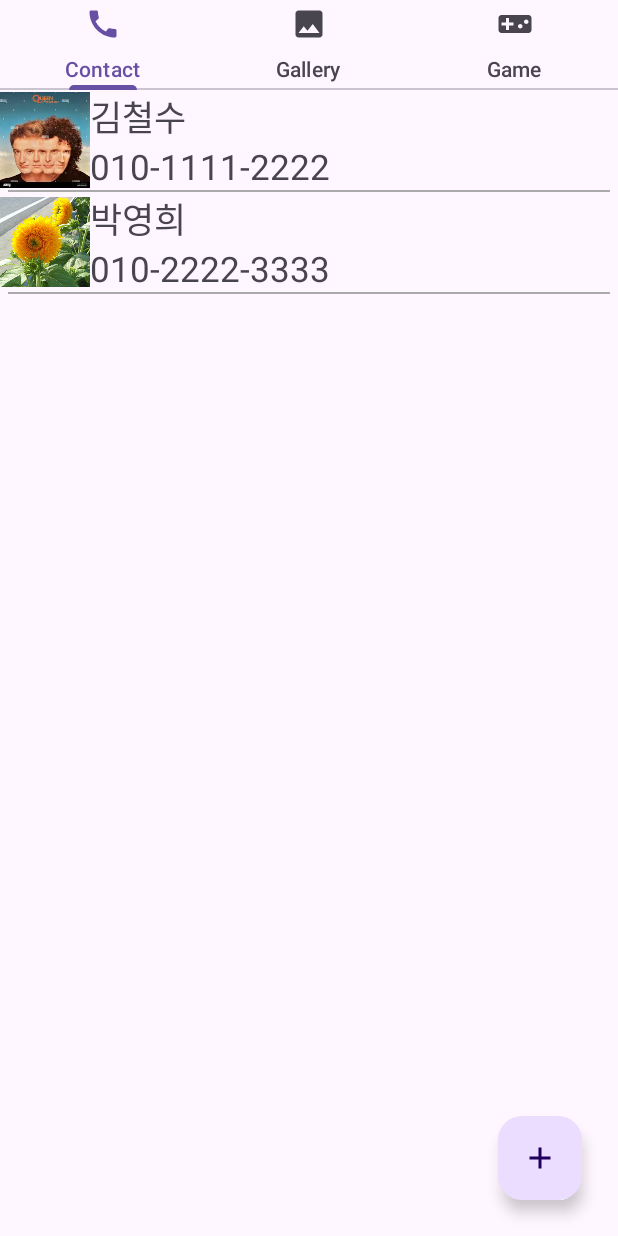
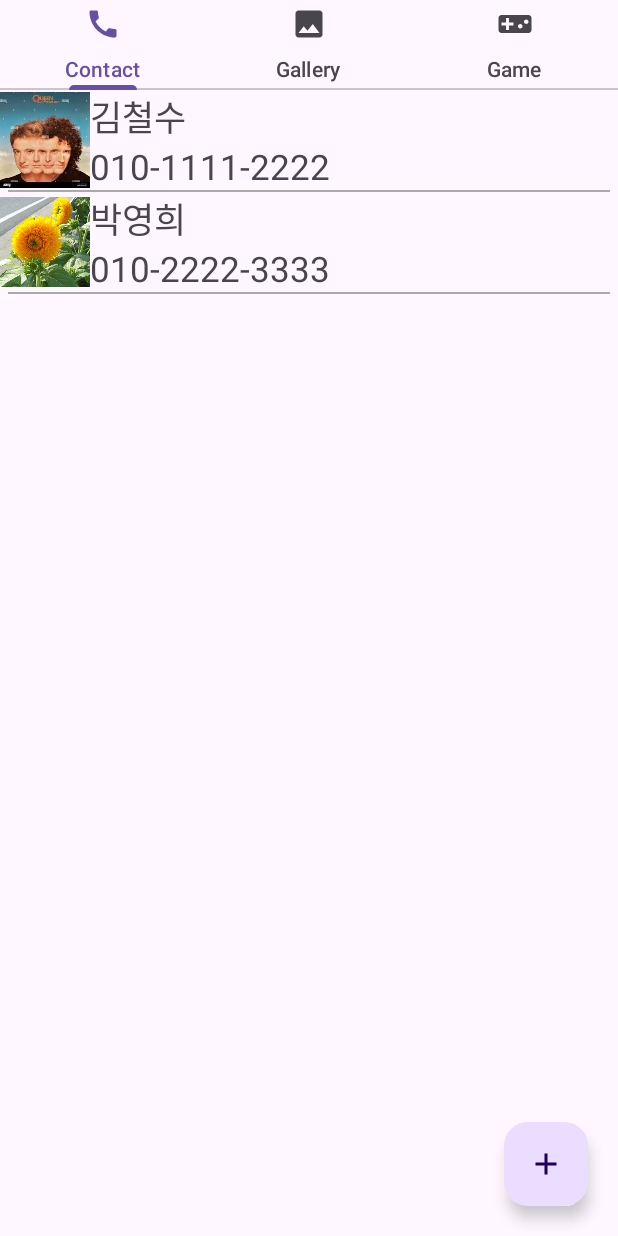
Before and after one commit to cbg7144/Gardener, an Android app: the screen it shows after launch (MainActivity), on a phone screen of 412 x 824 dp. Run offline under Robolectric (Android 15) with nearby library versions, the light colour scheme and no system bars.

Commit message:
tap2구현

```diff
--- a/app/src/main/java/com/example/myapplication/TwoFragment.java
+++ b/app/src/main/java/com/example/myapplication/TwoFragment.java
@@ -1,5 +1,6 @@
 package com.example.myapplication;
 
+import android.graphics.Bitmap;
 import android.os.Bundle;
 import android.view.LayoutInflater;
 import android.view.View;
@@ -12,6 +13,9 @@ import androidx.annotation.Nullable;
 import androidx.fragment.app.Fragment;
 
 public class TwoFragment extends Fragment{
+
+    Bitmap image;
+
 
     @Nullable
     @Override
--- a/app/src/main/res/layout/activity_main.xml
+++ b/app/src/main/res/layout/activity_main.xml
@@ -18,13 +18,4 @@
         android:layout_height="match_parent"
         android:layout_below="@id/tab_layout" />
 
-    <com.google.android.material.floatingactionbutton.FloatingActionButton
-        android:id="@+id/fab_add"
-        android:layout_width="wrap_content"
-        android:layout_height="wrap_content"
-        android:layout_margin="24dp"
-        android:layout_alignParentBottom="true"
-        android:layout_alignParentEnd="true"
-        android:src="@drawable/ic_add" />
-
 </RelativeLayout>
--- a/app/src/main/res/layout/fragment_one.xml
+++ b/app/src/main/res/layout/fragment_one.xml
@@ -18,4 +18,11 @@
 
     </LinearLayout>
 
+    <com.google.android.material.floatingactionbutton.FloatingActionButton
+        android:id="@+id/fab"
+        android:layout_width="wrap_content"
+        android:layout_height="wrap_content"
+        android:layout_gravity="bottom|end"
+        android:layout_margin="20dp"
+        android:src="@drawable/ic_add" />
 </FrameLayout>
```
Also changed, not shown: app/src/main/AndroidManifest.xml (+10 -0 lines), app/src/main/res/drawable/ic_baseline_camera_alt_24.xml (added, +13 -0 lines), app/src/main/res/drawable/ic_baseline_photo_album_24.xml (added, +10 -0 lines), app/src/main/res/layout/fragment_two.xml (+32 -5 lines).
